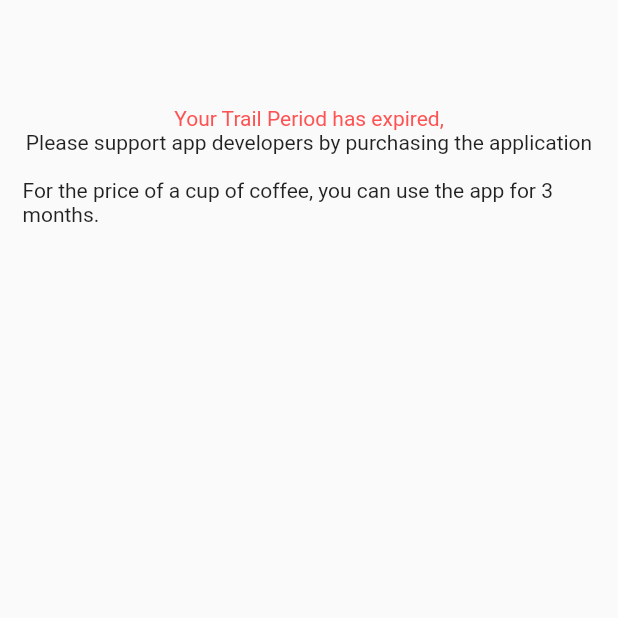
After one commit to igaurab/edd, a Flutter app: the TrailEndScreen screen opened directly, on a phone screen of 412 x 824 dp, the top half of it. The commit adds this screen. Run offline on Flutter 3.47's test engine with Material 2 defaults, Android fonts, the phone set to English and light mode, and no system bars; our stand-ins replace flutter_form_builder, page_transition.

Commit message:
Initial release v0.1

```diff
--- a/lib/main.dart
+++ b/lib/main.dart
@@ -1,13 +1,32 @@
 import 'package:edd_by_date_calculator/screens/home.dart';
+import 'package:edd_by_date_calculator/screens/trailend.dart';
 import 'package:flutter/material.dart';
 
 void main() => runApp(MyApp());
 
-class MyApp extends StatelessWidget {
+class MyApp extends StatefulWidget {
+  @override
+  _MyAppState createState() => _MyAppState();
+}
+
+class _MyAppState extends State<MyApp> {
+  DateTime now;
+  @override
+  void initState() {
+    // TODO: implement initState
+    super.initState();
+    now = new DateTime.now();
+  }
+
   @override
   Widget build(BuildContext context) {
-    return MaterialApp(
-      home: HomeScreen(),
-    );
+    return now.year == 2019
+        ? MaterialApp(
+            debugShowCheckedModeBanner: false,
+            home: HomeScreen(),
+          )
+        : MaterialApp(
+            home: TrailEndScreen(),
+          );
   }
 }
--- a/lib/screens/home.dart
+++ b/lib/screens/home.dart
@@ -26,7 +26,7 @@ class _HomeScreenState extends State<HomeScreen> {
     return Scaffold(
       appBar: AppBar(
         title: Text(
-          "Edd By Date",
+          "Period of Gestation Calculator",
           style: TextStyle(
               color: Colors.black, fontWeight: FontWeight.w600, fontSize: 20.0),
         ),
@@ -125,7 +125,6 @@ Widget lastMentrualPeriodDatePicker({key}) {
                 validators: [
                   FormBuilderValidators.numeric(),
                   FormBuilderValidators.maxLength(2),
-                  FormBuilderValidators.maxLength(1),
                 ],
               ),
             ],
--- /dev/null
+++ b/lib/screens/trailend.dart
@@ -0,0 +1,39 @@
+import 'package:flutter/material.dart';
+
+class TrailEndScreen extends StatefulWidget {
+  TrailEndScreen({Key key}) : super(key: key);
+
+  @override
+  _TrailEndScreenState createState() => _TrailEndScreenState();
+}
+
+class _TrailEndScreenState extends State<TrailEndScreen> {
+  @override
+  Widget build(BuildContext context) {
+    return Scaffold(
+      appBar: AppBar(
+        elevation: 0,
+        backgroundColor: Colors.transparent,
+      ),
+      body: Center(
+        child: Padding(
+          padding: const EdgeInsets.all(15.0),
+          child: Container(
+            child: Column(
+              children: <Widget>[
+                Text(
+                  "Your Trail Period has expired,",
+                  style: TextStyle(color: Colors.redAccent),
+                ),
+                Text(
+                    "Please support app developers by purchasing the application\n"),
+                Text(
+                    "For the price of a cup of coffee, you can use the app for 3 months."),
+              ],
+            ),
+          ),
+        ),
+      ),
+    );
+  }
+}
--- a/lib/utils/converter.dart
+++ b/lib/utils/converter.dart
@@ -51,6 +51,9 @@ class Converter {
       BYDATEm = TODAYnewm - LMPm;
     }
     NoOfDays = BYDATEm * 30 + BYDATEd;
+    if (NoOfDays > 245){
+      NoOfDays = NoOfDays + 3;
+    }
     NoOfWeeks = (NoOfDays / 7).toInt();
     Remainder = NoOfDays % 7;
 
```
Also changed, not shown: lib/screens/result.dart (+57 -15 lines).
